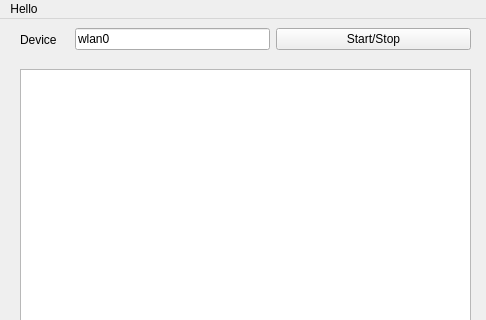
suseong41/simplePcap, file mainwindow.ui: the form before one commit; both pictures show x 0 to 486 and y 0 to 320 of the 486 by 600 pixel window.
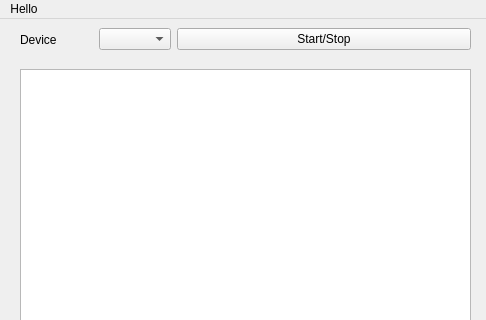
The form after the commit.

What changed in the file:
```diff
--- a/mainwindow.ui
+++ b/mainwindow.ui
@@ -23,7 +23,7 @@
       <height>41</height>
      </rect>
     </property>
-    <layout class="QHBoxLayout" name="horizontalLayout" stretch="1,4,4">
+    <layout class="QHBoxLayout" name="horizontalLayout" stretch="1,0,4">
      <item>
       <widget class="QLabel" name="label">
        <property name="text">
@@ -32,11 +32,7 @@
       </widget>
      </item>
      <item>
-      <widget class="QLineEdit" name="devIn">
-       <property name="text">
-        <string>wlan0</string>
-       </property>
-      </widget>
+      <widget class="QComboBox" name="devIn"/>
      </item>
      <item>
       <widget class="QPushButton" name="runBtn">
```
